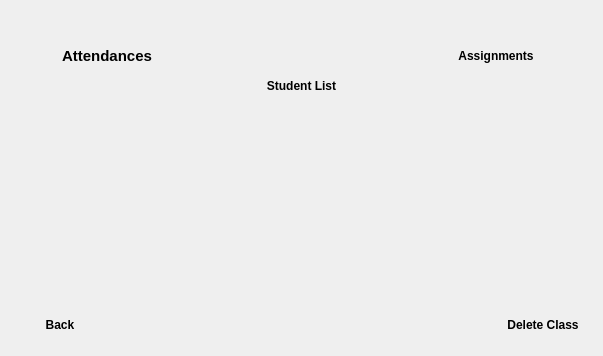
acedron/ace-class-utility, file AceClassUtility_Class/aceclassutility_class.ui: the form before one commit.
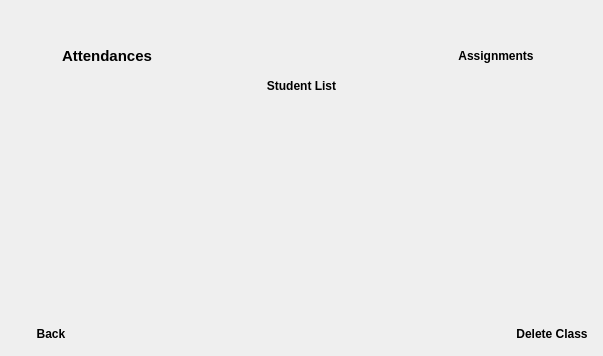
The form after the commit. Icons and pictures are not drawn.

What changed in the file:
```diff
--- a/AceClassUtility_Class/aceclassutility_class.ui
+++ b/AceClassUtility_Class/aceclassutility_class.ui
@@ -45,68 +45,6 @@
     <normaloff>:/icons/icon.png</normaloff>:/icons/icon.png</iconset>
   </property>
   <layout class="QGridLayout" name="gridLayout_3">
-   <item row="9" column="0">
-    <widget class="QWidget" name="backButtonWidget" native="true">
-     <property name="enabled">
-      <bool>true</bool>
-     </property>
-     <layout class="QGridLayout" name="gridLayout_2">
-      <item row="1" column="1">
-       <spacer name="horizontalSpacer">
-        <property name="orientation">
-         <enum>Qt::Horizontal</enum>
-        </property>
-        <property name="sizeHint" stdset="0">
-         <size>
-          <width>40</width>
-          <height>20</height>
-         </size>
-        </property>
-       </spacer>
-      </item>
-      <item row="1" column="0">
-       <widget class="QPushButton" name="backButton">
-        <property name="font">
-         <font>
-          <weight>75</weight>
-          <bold>true</bold>
-         </font>
-        </property>
-        <property name="text">
-         <string>Back</string>
-        </property>
-        <property name="icon">
-         <iconset theme="back">
-          <normaloff>.</normaloff>.</iconset>
-        </property>
-        <property name="flat">
-         <bool>true</bool>
-        </property>
-       </widget>
-      </item>
-      <item row="1" column="2">
-       <widget class="QPushButton" name="deleteClassButton">
-        <property name="font">
-         <font>
-          <weight>75</weight>
-          <bold>true</bold>
-         </font>
-        </property>
-        <property name="text">
-         <string>Delete Class</string>
-        </property>
-        <property name="icon">
-         <iconset theme="edit-delete">
-          <normaloff>.</normaloff>.</iconset>
-        </property>
-        <property name="flat">
-         <bool>true</bool>
-        </property>
-       </widget>
-      </item>
-     </layout>
-    </widget>
-   </item>
    <item row="0" column="0">
     <widget class="QLabel" name="classNameLabel">
      <property name="font">
@@ -259,6 +197,79 @@
      </item>
     </layout>
    </item>
+   <item row="5" column="0">
+    <spacer name="verticalSpacer">
+     <property name="orientation">
+      <enum>Qt::Vertical</enum>
+     </property>
+     <property name="sizeType">
+      <enum>QSizePolicy::Expanding</enum>
+     </property>
+     <property name="sizeHint" stdset="0">
+      <size>
+       <width>20</width>
+       <height>40</height>
+      </size>
+     </property>
+    </spacer>
+   </item>
+   <item row="6" column="0">
+    <layout class="QHBoxLayout" name="bottomLayout">
+     <item>
+      <widget class="QPushButton" name="backButton">
+       <property name="font">
+        <font>
+         <weight>75</weight>
+         <bold>true</bold>
+        </font>
+       </property>
+       <property name="text">
+        <string>Back</string>
+       </property>
+       <property name="icon">
+        <iconset theme="back">
+         <normaloff>.</normaloff>.</iconset>
+       </property>
+       <property name="flat">
+        <bool>true</bool>
+       </property>
+      </widget>
+     </item>
+     <item>
+      <spacer name="horizontalSpacer">
+       <property name="orientation">
+        <enum>Qt::Horizontal</enum>
+       </property>
+       <property name="sizeHint" stdset="0">
+        <size>
+         <width>40</width>
+         <height>20</height>
+        </size>
+       </property>
+      </spacer>
+     </item>
+     <item>
+      <widget class="QPushButton" name="deleteClassButton">
+       <property name="font">
+        <font>
+         <weight>75</weight>
+         <bold>true</bold>
+        </font>
+       </property>
+       <property name="text">
+        <string>Delete Class</string>
+       </property>
+       <property name="icon">
+        <iconset theme="edit-delete">
+         <normaloff>.</normaloff>.</iconset>
+       </property>
+       <property name="flat">
+        <bool>true</bool>
+       </property>
+      </widget>
+     </item>
+    </layout>
+   </item>
   </layout>
  </widget>
  <resources>
```
Left out of the diff: 16 changed lines with no effect on the pictures.
